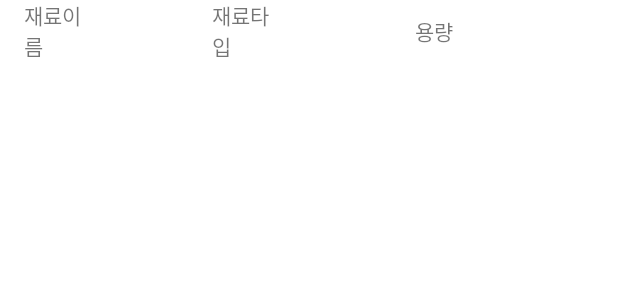
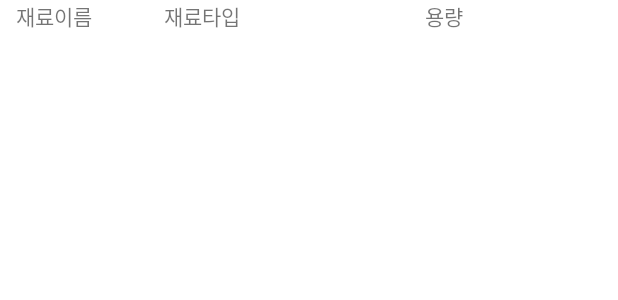
Before and after one commit to kkmin223/2021_Opensource_7_Lilac, an Android app: the layout recipeingrdients_item.xml on its own in the app's theme, with its tools: preview values and no code run, on a phone screen of 412 x 824 dp. Shown: the top 300 px of the screen. Run offline under Robolectric (Android 15) with nearby library versions, the light colour scheme and no system bars.

```diff
--- a/Mandish/app/src/main/res/layout/recipeingrdients_item.xml
+++ b/Mandish/app/src/main/res/layout/recipeingrdients_item.xml
@@ -7,41 +7,38 @@
 
     <TextView
         android:id="@+id/ing_name"
-        android:layout_width="0dp"
+        android:layout_width="wrap_content"
         android:layout_height="wrap_content"
-        android:layout_marginStart="16dp"
-        android:layout_marginLeft="16dp"
-        android:layout_marginEnd="40dp"
-        android:layout_marginRight="40dp"
+        android:layout_marginEnd="340dp"
+        android:layout_marginRight="340dp"
         android:text="재료이름"
         app:layout_constraintBottom_toBottomOf="parent"
-        app:layout_constraintEnd_toStartOf="@+id/ing_type"
+        app:layout_constraintEnd_toEndOf="parent"
         app:layout_constraintStart_toStartOf="parent"
         app:layout_constraintTop_toTopOf="parent" />
 
     <TextView
         android:id="@+id/ing_type"
-        android:layout_width="0dp"
+        android:layout_width="wrap_content"
         android:layout_height="wrap_content"
-        android:layout_marginStart="40dp"
-        android:layout_marginLeft="40dp"
-        android:layout_marginEnd="90dp"
-        android:layout_marginRight="90dp"
+        android:layout_marginEnd="150dp"
+        android:layout_marginRight="150dp"
         android:text="재료타입"
         app:layout_constraintBottom_toBottomOf="parent"
-        app:layout_constraintEnd_toStartOf="@+id/ing_amount"
-        app:layout_constraintStart_toEndOf="@+id/ing_name"
+        app:layout_constraintEnd_toEndOf="parent"
+        app:layout_constraintHorizontal_bias="0.516"
+        app:layout_constraintStart_toStartOf="parent"
         app:layout_constraintTop_toTopOf="parent" />
 
     <TextView
         android:id="@+id/ing_amount"
-        android:layout_width="0dp"
+        android:layout_width="wrap_content"
         android:layout_height="wrap_content"
-        android:layout_marginEnd="90dp"
-        android:layout_marginRight="90dp"
+        android:layout_marginStart="180dp"
+        android:layout_marginLeft="180dp"
         android:text="용량"
         app:layout_constraintBottom_toBottomOf="parent"
         app:layout_constraintEnd_toEndOf="parent"
-        app:layout_constraintStart_toEndOf="@+id/ing_type"
+        app:layout_constraintStart_toStartOf="parent"
         app:layout_constraintTop_toTopOf="parent" />
 </androidx.constraintlayout.widget.ConstraintLayout>
```
Also changed, not shown: Mandish/app/src/main/java/com/example/mandish_lilac/FragRecipe.java (+63 -2 lines), Mandish/app/src/main/res/anim/writebtn_close.xml (added, +26 -0 lines), Mandish/app/src/main/res/anim/writebtn_open.xml (added, +25 -0 lines), Mandish/app/src/main/res/layout/frag_recipe.xml (+101 -3 lines).
